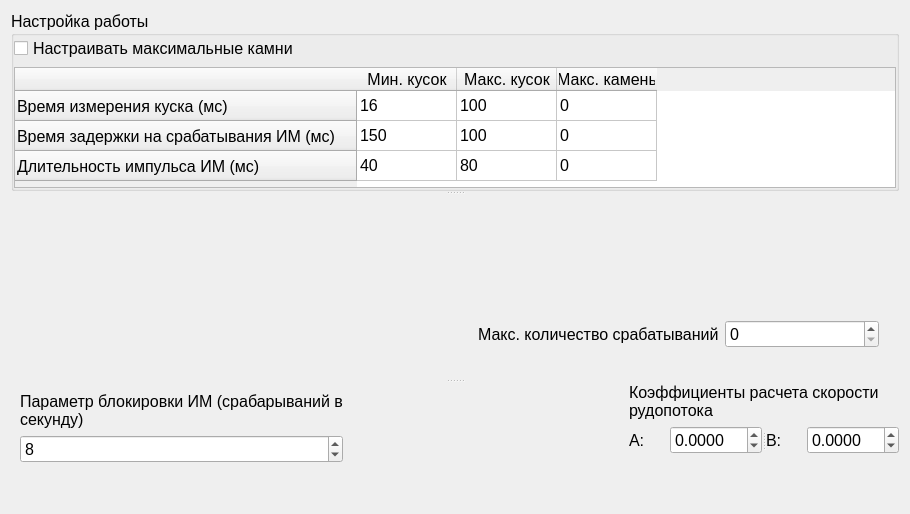
Old version of the form sprsettingsimswidget.ui in the repository longway34/SeparaterQt2.
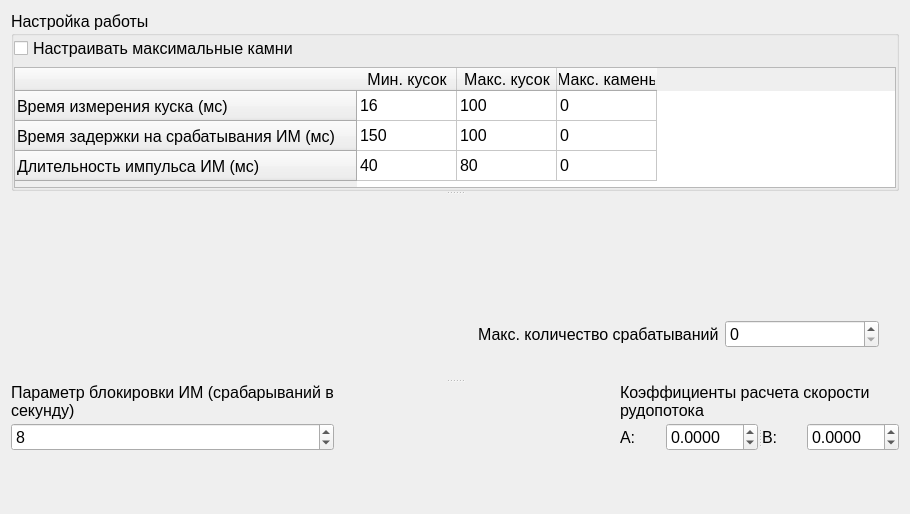
New version of the form. Custom widgets are drawn as their Qt base class.

Diff of the .ui file:
```diff
--- a/sprsettingsimswidget.ui
+++ b/sprsettingsimswidget.ui
@@ -263,6 +263,21 @@
        <item>
         <widget class="QWidget" name="widget" native="true">
          <layout class="QVBoxLayout" name="verticalLayout">
+          <property name="spacing">
+           <number>3</number>
+          </property>
+          <property name="leftMargin">
+           <number>0</number>
+          </property>
+          <property name="topMargin">
+           <number>0</number>
+          </property>
+          <property name="rightMargin">
+           <number>0</number>
+          </property>
+          <property name="bottomMargin">
+           <number>0</number>
+          </property>
           <item>
            <widget class="QLabel" name="label">
             <property name="text">
@@ -318,6 +333,9 @@
        <item>
         <widget class="QWidget" name="widget_2" native="true">
          <layout class="QVBoxLayout" name="verticalLayout_2">
+          <property name="spacing">
+           <number>3</number>
+          </property>
           <property name="leftMargin">
            <number>0</number>
           </property>
@@ -328,7 +346,7 @@
            <number>0</number>
           </property>
           <property name="bottomMargin">
-           <number>6</number>
+           <number>0</number>
           </property>
           <item>
            <widget class="QLabel" name="label_2">
```
Left out of the diff: 6 changed lines with no effect on the pictures.
